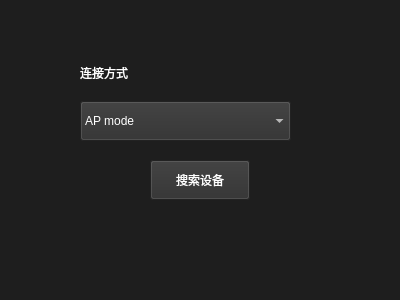
The window that desktopApp/loginwindow.ui (yesyeah/ObsbotTailforPC) describes before a commit, drawn with Qt 5.
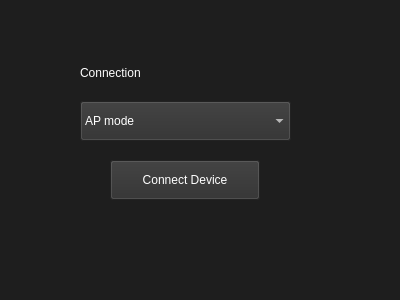
The same window after the commit. Icons and pictures are not drawn.

What changed in the file:
```diff
--- a/desktopApp/loginwindow.ui
+++ b/desktopApp/loginwindow.ui
@@ -27,21 +27,21 @@
    <widget class="QPushButton" name="deviceSearchButton">
     <property name="geometry">
      <rect>
-      <x>150</x>
+      <x>110</x>
       <y>160</y>
-      <width>100</width>
+      <width>150</width>
       <height>40</height>
      </rect>
     </property>
     <property name="minimumSize">
      <size>
-      <width>100</width>
+      <width>150</width>
       <height>40</height>
      </size>
     </property>
     <property name="maximumSize">
      <size>
-      <width>100</width>
+      <width>150</width>
       <height>40</height>
      </size>
     </property>
@@ -50,7 +50,7 @@
 color: rgb(255, 255, 255);</string>
     </property>
     <property name="text">
-     <string>搜索设备</string>
+     <string>Connect Device</string>
     </property>
    </widget>
    <widget class="QWidget" name="layoutWidget">
@@ -70,7 +70,7 @@
 color: rgb(255, 255, 255);</string>
        </property>
        <property name="text">
-        <string>连接方式</string>
+        <string>Connection</string>
        </property>
       </widget>
      </item>
```
Left out of the diff: 2 changed lines with no effect on the pictures.
